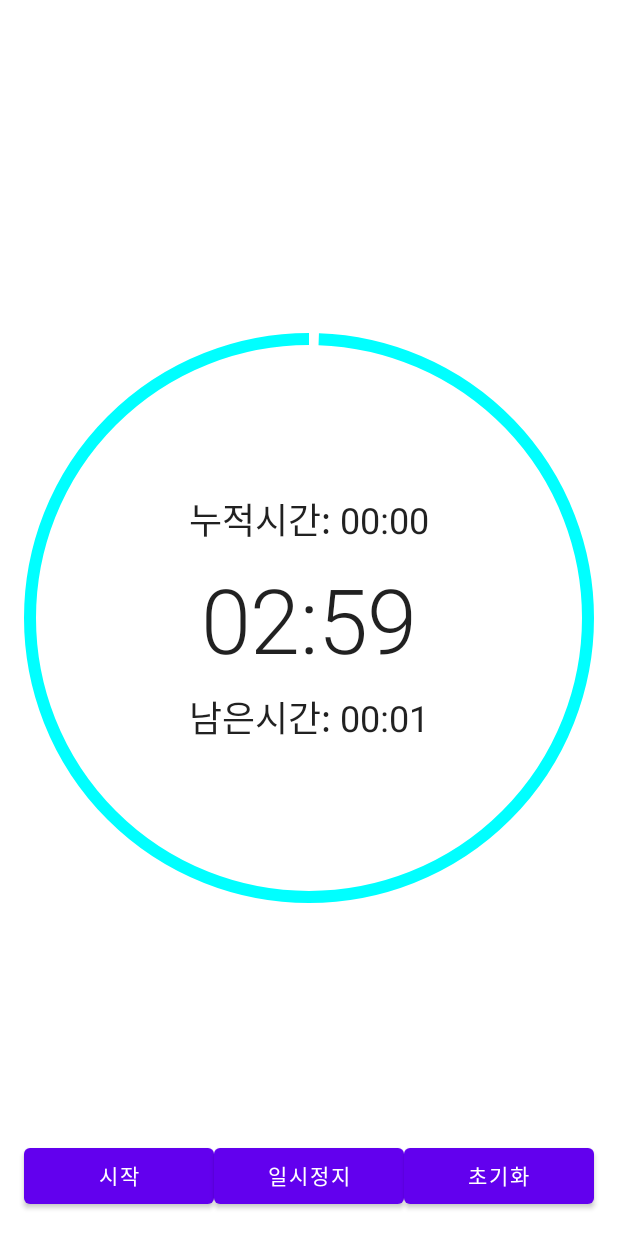
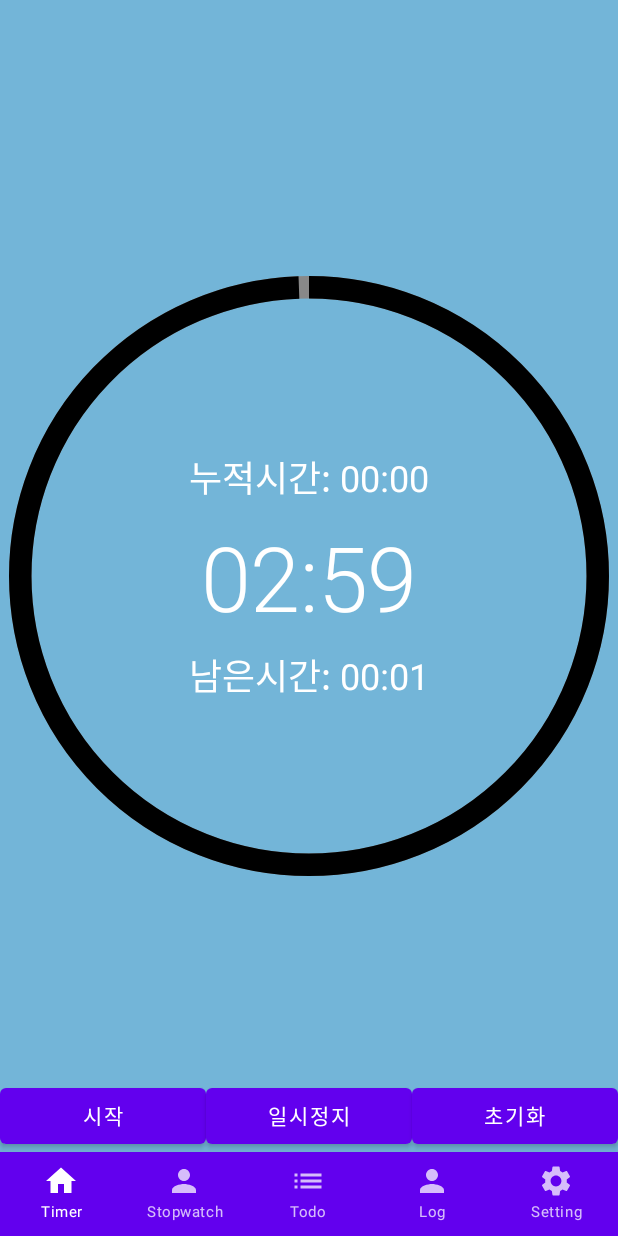
Before and after one commit to KwakEuiJin/TiTi_Compose, an Android app built with Jetpack Compose: the screen it shows after launch (MainActivity), after a tap on "시작", on a phone screen of 412 x 824 dp. Run offline under Robolectric (Android 15) with nearby library versions, the phone set to English and light mode, and no system bars; our stand-ins replace accompanist.

```diff
--- a/app/build.gradle
+++ b/app/build.gradle
@@ -53,7 +53,7 @@ dependencies {
     implementation 'androidx.activity:activity-compose:1.6.1'
     implementation "androidx.compose.ui:ui:$compose_ui_version"
     implementation "androidx.compose.ui:ui-tooling-preview:$compose_ui_version"
-    implementation 'androidx.compose.material:material:1.2.0'
+    implementation "androidx.compose.material:material:1.4.0-alpha04"
     implementation 'androidx.appcompat:appcompat:1.6.1'
     implementation 'com.google.android.material:material:1.4.0'
     testImplementation 'junit:junit:4.13.2'
@@ -74,4 +74,7 @@ dependencies {
     //liveData
     implementation("androidx.compose.runtime:runtime-livedata:1.3.2")
 
+    //pager
+    implementation "com.google.accompanist:accompanist-pager:0.28.0"
+
 }
--- a/app/src/main/java/com/timertiti/titi_compose/MainActivity.kt
+++ b/app/src/main/java/com/timertiti/titi_compose/MainActivity.kt
@@ -3,127 +3,45 @@ package com.timertiti.titi_compose
 import android.os.Bundle
 import androidx.activity.ComponentActivity
 import androidx.activity.compose.setContent
-import androidx.compose.foundation.Canvas
+import androidx.activity.viewModels
+
+import androidx.compose.foundation.background
 import androidx.compose.foundation.layout.*
 import androidx.compose.material.*
+import androidx.compose.material.icons.Icons
+import androidx.compose.material.icons.filled.Home
+import androidx.compose.material.icons.filled.List
+import androidx.compose.material.icons.filled.Person
+import androidx.compose.material.icons.filled.Settings
 import androidx.compose.runtime.*
-import androidx.compose.ui.Alignment
 import androidx.compose.ui.Modifier
-import androidx.compose.ui.geometry.Offset
-import androidx.compose.ui.geometry.Rect
-import androidx.compose.ui.geometry.Size
-import androidx.compose.ui.graphics.Brush
-import androidx.compose.ui.graphics.drawscope.Stroke
-import androidx.compose.ui.platform.LocalDensity
+import androidx.compose.ui.graphics.Color
 import androidx.compose.ui.tooling.preview.Preview
-import androidx.compose.ui.unit.dp
+import androidx.compose.ui.unit.sp
+import com.google.accompanist.pager.ExperimentalPagerApi
+import com.google.accompanist.pager.HorizontalPager
+import com.google.accompanist.pager.rememberPagerState
 import com.timertiti.titi_compose.ui.theme.TiTi_ComposeTheme
 import kotlinx.coroutines.*
-import kotlinx.coroutines.GlobalScope.coroutineContext
 
 class MainActivity : ComponentActivity() {
-
-
+    private val viewModel:TimerViewModel by viewModels()
     override fun onCreate(savedInstanceState: Bundle?) {
         super.onCreate(savedInstanceState)
         setContent {
             TiTi_ComposeTheme {
                 // A surface container using the 'background' color from the theme
-                Surface(modifier = Modifier.fillMaxSize(), color = MaterialTheme.colors.background) {
-                    TimerScreen()
-                }
+                Surface(modifier = Modifier.fillMaxSize(), color = Color(0xFF73B5D8)) {
+                    BottomNavigationScreens()
                 }
             }
         }
     }
 
+
     @Composable
     fun Greeting(name: String) {
         Text(text = "Hello $name!")
-}
-
-@OptIn(DelicateCoroutinesApi::class)
-@Composable
-fun TimerScreen() {
-    var isRunning = remember { mutableStateOf(false) }
-    var time = remember { mutableStateOf(180) }
-    val progress = time.value.toFloat() / 180f
-
-    Box(
-        modifier = Modifier
-            .fillMaxWidth()
-            .padding(16.dp)
-
-    ) {
-        // 누적시간, 타이머 시간, 남은시간
-        Box(
-            modifier = Modifier
-                .align(Alignment.Center)
-        ) {
-            Column(
-                horizontalAlignment = Alignment.CenterHorizontally
-            ) {
-                Text(
-                    text = "누적시간: 00:00",
-                    style = MaterialTheme.typography.h5,
-                )
-                Spacer(modifier = Modifier.height(16.dp))
-                Text(
-                    text = time.value.toTimeString(),
-                    style = MaterialTheme.typography.h2
-                )
-                Spacer(modifier = Modifier.height(8.dp))
-                Text(
-                    text = "남은시간: ${(180 - time.value).toTimeString()}",
-                    style = MaterialTheme.typography.h5,
-                )
-            }
-        }
-
-        // 프로그래스바
-        Box(
-            modifier = Modifier.align(Alignment.Center)
-        ) {
-            CustomCircularProgressIndicator(progress)
-        }
-
-        // 버튼들
-        Box(
-            modifier = Modifier
-                .align(Alignment.BottomCenter)
-        ) {
-            Spacer(modifier = Modifier.size(30.dp))
-            Row(
-                modifier = Modifier.fillMaxWidth(),
-                horizontalArrangement = Arrangement.SpaceEvenly
-            ) {
-                Button(
-                    onClick = { startTimer(isRunning, time) },
-                    modifier = Modifier.weight(1f)
-                ) {
-                    Text(text = "시작")
-                }
-                Button(
-                    onClick = { pauseTimer(isRunning) },
-                    modifier = Modifier.weight(1f)
-                ) {
-                    Text(text = "일시정지")
-                }
-                Button(
-                    onClick = { resetTimer(isRunning, time) },
-                    modifier = Modifier.weight(1f)
-                ) {
-                    Text(text = "초기화")
-                }
-            }
-        }
-    }
-    DisposableEffect(Unit) {
-        onDispose {
-            isRunning.value = false
-            coroutineContext.cancel()
-        }
-    }
     }
 
     // 초를 "mm:ss" 형식의 문자열로 변환하는 확장 함수
@@ -133,58 +51,51 @@ fun Int.toTimeString(): String {
         return "%02d:%02d".format(minutes, seconds)
     }
 
-fun startTimer(isRunning: MutableState<Boolean>, time: MutableState<Int>) {
-    isRunning.value = true
-    CoroutineScope(Dispatchers.Default).launch {
-        while (isRunning.value && time.value > 0) {
-            delay(1000L)
-            time.value -= 1
+    @OptIn(ExperimentalPagerApi::class)
+    @Composable
+    fun BottomNavigationScreens() {
+        val pagerState = rememberPagerState()
+        val coroutineScope = rememberCoroutineScope()
+
+        Scaffold(
+            bottomBar = {
+                BottomNavigation {
+                    val navItems = listOf("Timer", "Stopwatch", "Todo", "Log", "Setting")
+                    navItems.forEachIndexed { index, label ->
+                        BottomNavigationItem(
+                            icon = {
+                                when (index) {
+                                    0 -> Icon(Icons.Filled.Home, contentDescription = null)
+                                    1 -> Icon(Icons.Filled.Person, contentDescription = null)
+                                    2 -> Icon(Icons.Filled.List, contentDescription = null)
+                                    3 -> Icon(Icons.Filled.Person, contentDescription = null)
+                                    else -> Icon(Icons.Filled.Settings, contentDescription = null)
+                                }
+                            },
+                            label = {
+                                Text(
+                                    text = label,
+                                    fontSize = 10.sp
+                                )
+                            },
+                            selected = pagerState.currentPage == index,
+                            onClick = { coroutineScope.launch { pagerState.animateScrollToPage(index) } }
+                        )
                     }
                 }
             }
-
-fun pauseTimer(isRunning: MutableState<Boolean>) {
-    isRunning.value = false
+        ) { innerPadding ->
+            HorizontalPager(
+                modifier = Modifier
+                    .padding(innerPadding)
+                    .background(Color(0xFF73B5D8)),
+                count = 2,
+                state = pagerState
+            ) { page ->
+                when (page) {
+                    0 -> com.timertiti.titi_compose.TimerScreen(viewModel)
+                    1 -> TimerScreen(viewModel)
                 }
-
-fun resetTimer(isRunning: MutableState<Boolean>, time: MutableState<Int>) {
-    isRunning.value = false
-    time.value = 180
-}
-
-@Composable
-fun CustomCircularProgressIndicator(progress: Float) {
-    val stroke = with(LocalDensity.current) { 8.dp.toPx() }
-    val progressAngle = progress * 360f
-
-    Box(
-        contentAlignment = Alignment.Center,
-        modifier = Modifier.size(400.dp)
-    ) {
-        Canvas(modifier = Modifier.size(400.dp)) {
-            val arcWidth = size.minDimension - stroke
-            val arcCenter = Offset(size.width / 2f, size.height / 2f)
-            val arcRadius = arcWidth / 2f
-
-            val arcRect = Rect(
-                arcCenter.x - arcRadius,
-                arcCenter.y - arcRadius,
-                arcCenter.x + arcRadius,
-                arcCenter.y + arcRadius
-            )
-
-            drawArc(
-                brush = Brush.sweepGradient(
-                    colors = listOf(androidx.compose.ui.graphics.Color.Cyan, androidx.compose.ui.graphics.Color.Cyan, androidx.compose.ui.graphics.Color.Cyan),
-                    center = Offset.Zero
-                ),
-                startAngle = 270f,
-                sweepAngle = progress * -360f,
-                useCenter = false,
-                topLeft = arcRect.topLeft,
-                size = Size(arcWidth, arcWidth),
-                style = Stroke(stroke)
-            )
             }
         }
     }
@@ -193,6 +104,7 @@ fun CustomCircularProgressIndicator(progress: Float) {
     @Composable
     fun DefaultPreview() {
         TiTi_ComposeTheme {
-        TimerScreen()
+            BottomNavigationScreens()
         }
     }
+}
--- /dev/null
+++ b/app/src/main/java/com/timertiti/titi_compose/TimerScreen.kt
@@ -0,0 +1,114 @@
+package com.timertiti.titi_compose
+
+import androidx.compose.foundation.layout.*
+import androidx.compose.material.Button
+import androidx.compose.material.CircularProgressIndicator
+import androidx.compose.material.MaterialTheme
+import androidx.compose.material.Text
+import androidx.compose.runtime.Composable
+import androidx.compose.runtime.DisposableEffect
+import androidx.compose.runtime.mutableStateOf
+import androidx.compose.runtime.remember
+import androidx.compose.ui.Alignment
+import androidx.compose.ui.Modifier
+import androidx.compose.ui.graphics.Color
+import androidx.compose.ui.unit.dp
+import kotlinx.coroutines.GlobalScope.coroutineContext
+import kotlinx.coroutines.cancel
+
+@Composable
+fun TimerScreen(viewModel: TimerViewModel) {
+    val isRunning = remember { mutableStateOf(false) }
+    val time = viewModel.time.value
+    val progress = time.toFloat() / 180f
+
+    Box(
+        modifier = Modifier
+            .fillMaxSize()
+    ) {
+        // 누적시간, 타이머 시간, 남은시간
+        Box(
+            modifier = Modifier
+                .align(Alignment.Center)
+        ) {
+            Column(
+                horizontalAlignment = Alignment.CenterHorizontally
+            ) {
+                Text(
+                    text = "누적시간: 00:00",
+                    style = MaterialTheme.typography.h5,
+                    color = Color.White
+                )
+                Spacer(modifier = Modifier.height(16.dp))
+                Text(
+                    text = time.toTimeString(),
+                    style = MaterialTheme.typography.h2,
+                    color = Color.White
+                )
+                Spacer(modifier = Modifier.height(8.dp))
+                Text(
+                    text = "남은시간: ${(180 - time).toTimeString()}",
+                    style = MaterialTheme.typography.h5,
+                    color = Color.White
+                )
+            }
+        }
+
+        // 프로그래스바
+        Box(
+            modifier = Modifier.align(Alignment.Center)
+        ) {
+            CircularProgressIndicator(
+                modifier = Modifier.size(400.dp),
+                progress = progress,
+                strokeWidth = 15.dp,
+                color = Color.Black,
+                backgroundColor = Color.Gray
+            )
+        }
+
+        // 버튼들
+        Box(
+            modifier = Modifier
+                .align(Alignment.BottomCenter)
+        ) {
+            Spacer(modifier = Modifier.size(30.dp))
+            Row(
+                modifier = Modifier.fillMaxWidth(),
+                horizontalArrangement = Arrangement.SpaceEvenly
+            ) {
+                Button(
+                    onClick = { viewModel.startTimer() },
+                    modifier = Modifier.weight(1f)
+                ) {
+                    Text(text = "시작")
+                }
+                Button(
+                    onClick = { viewModel.pauseTimer() },
+                    modifier = Modifier.weight(1f)
+                ) {
+                    Text(text = "일시정지")
+                }
+                Button(
+                    onClick = { viewModel.resetTimer() },
+                    modifier = Modifier.weight(1f)
+                ) {
+                    Text(text = "초기화")
+                }
+            }
+        }
+    }
+    DisposableEffect(Unit) {
+        onDispose {
+            isRunning.value = false
+            coroutineContext.cancel()
+        }
+    }
+
+}
+
+fun Int.toTimeString(): String {
+    val minutes = this / 60
+    val seconds = this % 60
+    return "%02d:%02d".format(minutes, seconds)
+}
--- /dev/null
+++ b/app/src/main/java/com/timertiti/titi_compose/TimerViewModel.kt
@@ -0,0 +1,32 @@
+package com.timertiti.titi_compose
+
+import androidx.compose.runtime.mutableStateOf
+import androidx.lifecycle.ViewModel
+import kotlinx.coroutines.CoroutineScope
+import kotlinx.coroutines.Dispatchers
+import kotlinx.coroutines.delay
+import kotlinx.coroutines.launch
+
+class TimerViewModel : ViewModel() {
+    val isRunning = mutableStateOf(false)
+    val time = mutableStateOf(180)
+
+    fun startTimer() {
+        isRunning.value = true
+        CoroutineScope(Dispatchers.IO).launch {
+            while (isRunning.value && time.value > 0) {
+                delay(1000L)
+                time.value -= 1
+            }
+        }
+    }
+
+    fun pauseTimer() {
+        isRunning.value = false
+    }
+
+    fun resetTimer() {
+        isRunning.value = false
+        time.value = 180
+    }
+}
--- a/app/src/main/res/values/colors.xml
+++ b/app/src/main/res/values/colors.xml
@@ -7,4 +7,5 @@
     <color name="teal_700">#FF018786</color>
     <color name="black">#FF000000</color>
     <color name="white">#FFFFFFFF</color>
+    <color name="backGround">#73B5D8</color>
 </resources>
```
Lines whose indentation alone changed are shown as unchanged.
